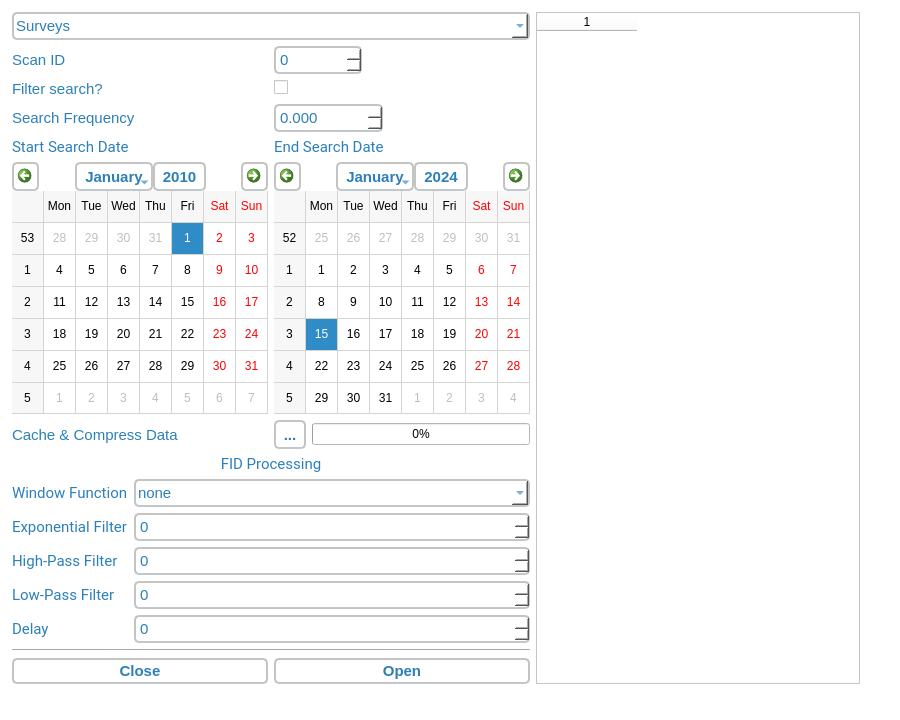
This is Qt/ScanChooser.ui in laserkelvin/FTSpecViewer as Qt 5 draws it before an edit. The edited form follows.
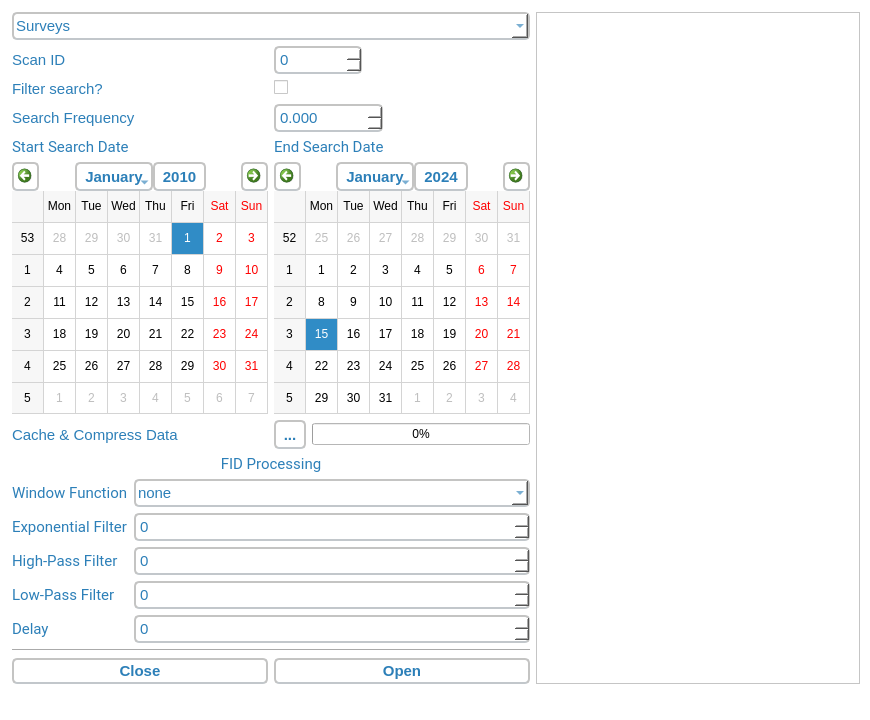
This is the edited form. Icons and pictures are not drawn.

What changed in the file:
```diff
--- a/Qt/ScanChooser.ui
+++ b/Qt/ScanChooser.ui
@@ -6,7 +6,7 @@
    <rect>
     <x>0</x>
     <y>0</y>
-    <width>900</width>
+    <width>870</width>
     <height>720</height>
    </rect>
   </property>
@@ -18,13 +18,13 @@
   </property>
   <property name="minimumSize">
    <size>
-    <width>900</width>
+    <width>870</width>
     <height>720</height>
    </size>
   </property>
   <property name="maximumSize">
    <size>
-    <width>900</width>
+    <width>870</width>
     <height>720</height>
    </size>
   </property>
@@ -649,6 +649,9 @@
       <property name="columnCount">
        <number>1</number>
       </property>
+      <attribute name="horizontalHeaderVisible">
+       <bool>false</bool>
+      </attribute>
       <column/>
      </widget>
     </item>
```
